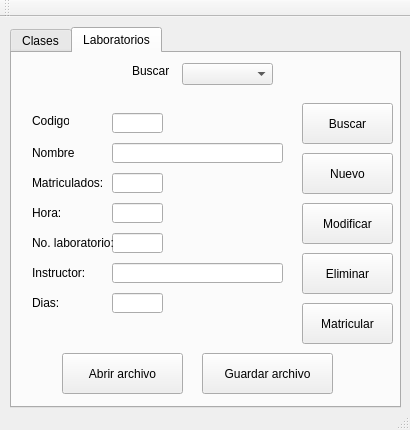
Qt form mainwindow.ui (ahernandez93/ProyectoPrograIII-3-) before a commit.
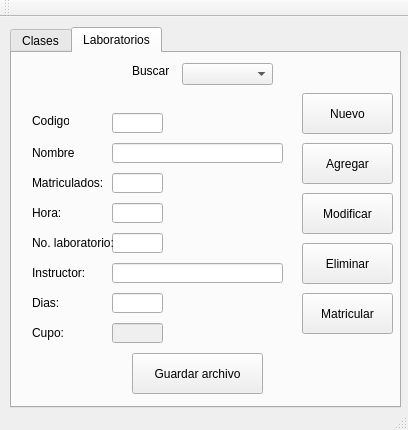
The same form after that commit. The open tabs and pages were chosen to show the change.

Commit message: Configuracion de la parte grafica de Laboratorios

The edit to the form file:
```diff
--- a/mainwindow.ui
+++ b/mainwindow.ui
@@ -6,7 +6,7 @@
    <rect>
     <x>0</x>
     <y>0</y>
-    <width>410</width>
+    <width>408</width>
     <height>430</height>
    </rect>
   </property>
@@ -499,7 +499,7 @@
      <widget class="QPushButton" name="BtnGuardar_2">
       <property name="geometry">
        <rect>
-        <x>190</x>
+        <x>120</x>
         <y>300</y>
         <width>131</width>
         <height>41</height>
@@ -513,7 +513,7 @@
       <property name="geometry">
        <rect>
         <x>290</x>
-        <y>100</y>
+        <y>40</y>
         <width>91</width>
         <height>41</height>
        </rect>
@@ -522,37 +522,11 @@
        <string>Nuevo</string>
       </property>
      </widget>
-     <widget class="QPushButton" name="BtnBuscar_2">
-      <property name="geometry">
-       <rect>
-        <x>290</x>
-        <y>50</y>
-        <width>91</width>
-        <height>41</height>
-       </rect>
-      </property>
-      <property name="text">
-       <string>Buscar</string>
-      </property>
-     </widget>
-     <widget class="QPushButton" name="BtnAbrir_2">
-      <property name="geometry">
-       <rect>
-        <x>50</x>
-        <y>300</y>
-        <width>121</width>
-        <height>41</height>
-       </rect>
-      </property>
-      <property name="text">
-       <string>Abrir archivo</string>
-      </property>
-     </widget>
      <widget class="QPushButton" name="BtnModificar_2">
       <property name="geometry">
        <rect>
         <x>290</x>
-        <y>150</y>
+        <y>140</y>
         <width>91</width>
         <height>41</height>
        </rect>
@@ -565,7 +539,7 @@
       <property name="geometry">
        <rect>
         <x>290</x>
-        <y>200</y>
+        <y>190</y>
         <width>91</width>
         <height>41</height>
        </rect>
@@ -578,7 +552,7 @@
       <property name="geometry">
        <rect>
         <x>290</x>
-        <y>250</y>
+        <y>240</y>
         <width>91</width>
         <height>41</height>
        </rect>
@@ -610,6 +584,45 @@
        <string>Buscar:</string>
       </property>
      </widget>
+     <widget class="QPushButton" name="BtnAgregar_2">
+      <property name="geometry">
+       <rect>
+        <x>290</x>
+        <y>90</y>
+        <width>91</width>
+        <height>41</height>
+       </rect>
+      </property>
+      <property name="text">
+       <string>Agregar</string>
+      </property>
+     </widget>
+     <widget class="QLabel" name="label_18">
+      <property name="geometry">
+       <rect>
+        <x>20</x>
+        <y>270</y>
+        <width>43</width>
+        <height>20</height>
+       </rect>
+      </property>
+      <property name="text">
+       <string>Cupo:</string>
+      </property>
+     </widget>
+     <widget class="QLineEdit" name="TxtCupo_2">
+      <property name="enabled">
+       <bool>false</bool>
+      </property>
+      <property name="geometry">
+       <rect>
+        <x>100</x>
+        <y>270</y>
+        <width>51</width>
+        <height>20</height>
+       </rect>
+      </property>
+     </widget>
     </widget>
    </widget>
    <widget class="QPushButton" name="pushButton">
```
Left out of the diff: 9 changed lines with no effect on the pictures. The commit also changes 2 other files.
